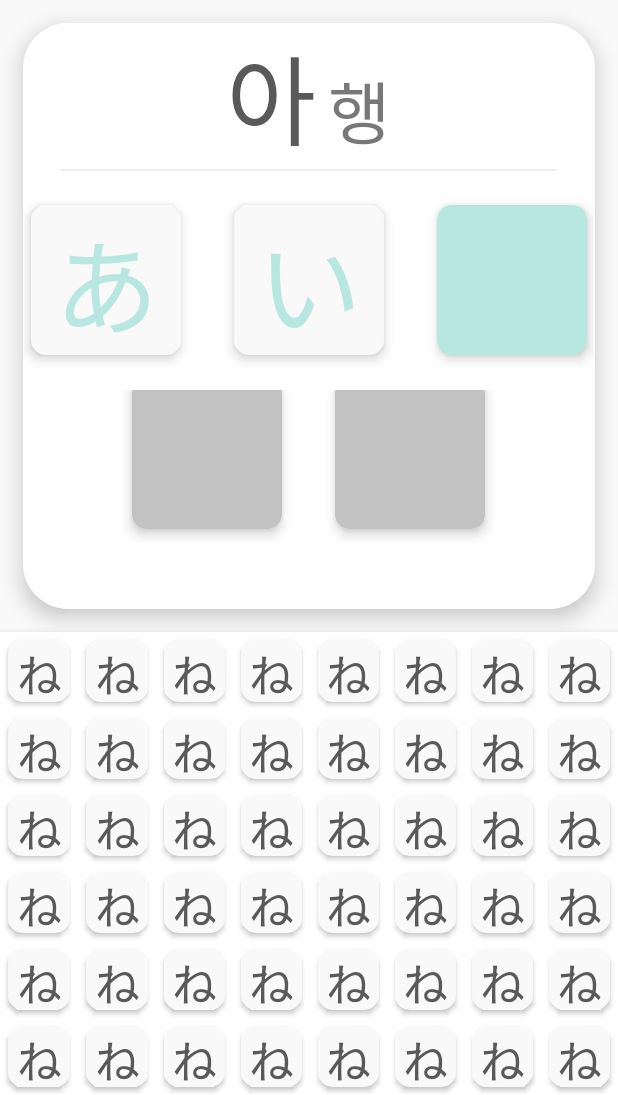
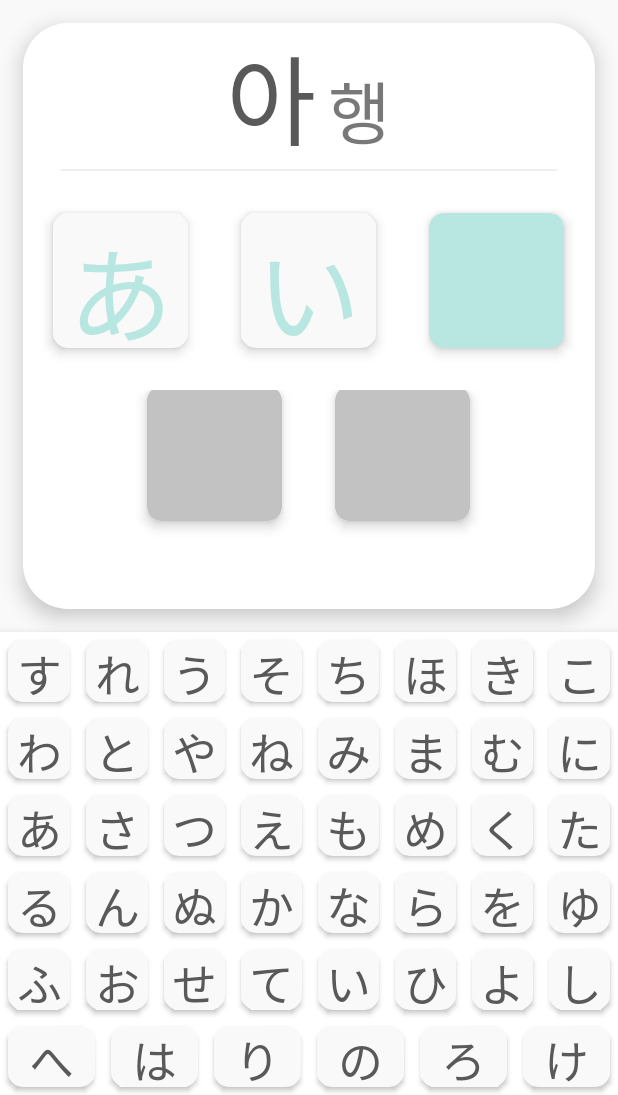
Before and after one commit to roncan1/Aragada, an Android app: the TestActivity screen opened directly, with no data from a screen before it, on a phone screen of 412 x 824 dp, the part 141-1236 px from its top. Run offline under Robolectric (Android 15) with nearby library versions, the phone set to English and light mode, and no system bars.

Commit message:
btnOption 설정

```diff
--- a/app/src/main/java/com/portpolio/aragada/TestActivity.java
+++ b/app/src/main/java/com/portpolio/aragada/TestActivity.java
@@ -17,7 +17,9 @@ public class TestActivity extends AppCompatActivity {
     ImageView btn_search, btn_backHome;
     TextView tv_rowName;
     TextView[] tv_target = new TextView[5];
-    AppCompatButton[] option = new AppCompatButton[48];
+    AppCompatButton[] btnOption = new AppCompatButton[46];
+    int category;
+    String[] arrayOriginal = new String[46];
 
 
     @Override
@@ -50,7 +52,35 @@ public class TestActivity extends AppCompatActivity {
         });
     }
 
+    void initBtnOpt() {
+        int[] numbers = new int[46];
+        for(int insertCur = 0; insertCur < numbers.length ; insertCur++){
+            numbers[insertCur] = (int)(Math.random() * 46);
+            for(int searchCur = 0; searchCur < insertCur; searchCur ++){
+                if(numbers[insertCur] == numbers[searchCur]){
+                    insertCur--;
+                    break;
+                }
+            }
+        }
+
+        for (int i = 0; i < 46; i++) {
+            btnOption[i].setText(arrayOriginal[numbers[i]]);
+        }
+    }
+
     void init() {
+        Intent intent = getIntent();
+        category = intent.getIntExtra("category", 1);
+
+        if (category == 1) {
+            setHiragana();
+        } else if(category == 2) {
+            setGatakana();
+        } else {
+            finish();
+        }
+
         btn_backHome = (ImageView) findViewById(R.id.btn_backHome);
         btn_search = (ImageView) findViewById(R.id.btn_search);
         tv_rowName = (TextView) findViewById(R.id.tv_row_name);
@@ -59,57 +89,173 @@ public class TestActivity extends AppCompatActivity {
         tv_target[2] = (TextView) findViewById(R.id.tv_target3);
         tv_target[3] = (TextView) findViewById(R.id.tv_target4);
         tv_target[4] = (TextView) findViewById(R.id.tv_target5);
-        option[0] = (AppCompatButton) findViewById(R.id.btn_option1);
-        option[1] = (AppCompatButton) findViewById(R.id.btn_option2);
-        option[2] = (AppCompatButton) findViewById(R.id.btn_option3);
-        option[3] = (AppCompatButton) findViewById(R.id.btn_option4);
-        option[4] = (AppCompatButton) findViewById(R.id.btn_option5);
-        option[5] = (AppCompatButton) findViewById(R.id.btn_option6);
-        option[6] = (AppCompatButton) findViewById(R.id.btn_option7);
-        option[7] = (AppCompatButton) findViewById(R.id.btn_option8);
-        option[8] = (AppCompatButton) findViewById(R.id.btn_option9);
-        option[9] = (AppCompatButton) findViewById(R.id.btn_option10);
+        btnOption[0] = (AppCompatButton) findViewById(R.id.btn_option1);
+        btnOption[1] = (AppCompatButton) findViewById(R.id.btn_option2);
+        btnOption[2] = (AppCompatButton) findViewById(R.id.btn_option3);
+        btnOption[3] = (AppCompatButton) findViewById(R.id.btn_option4);
+        btnOption[4] = (AppCompatButton) findViewById(R.id.btn_option5);
+        btnOption[5] = (AppCompatButton) findViewById(R.id.btn_option6);
+        btnOption[6] = (AppCompatButton) findViewById(R.id.btn_option7);
+        btnOption[7] = (AppCompatButton) findViewById(R.id.btn_option8);
+        btnOption[8] = (AppCompatButton) findViewById(R.id.btn_option9);
+        btnOption[9] = (AppCompatButton) findViewById(R.id.btn_option10);
 
-        option[10] = (AppCompatButton) findViewById(R.id.btn_option11);
-        option[11] = (AppCompatButton) findViewById(R.id.btn_option12);
-        option[12] = (AppCompatButton) findViewById(R.id.btn_option13);
-        option[13] = (AppCompatButton) findViewById(R.id.btn_option14);
-        option[14] = (AppCompatButton) findViewById(R.id.btn_option15);
-        option[15] = (AppCompatButton) findViewById(R.id.btn_option16);
-        option[16] = (AppCompatButton) findViewById(R.id.btn_option17);
-        option[17] = (AppCompatButton) findViewById(R.id.btn_option18);
-        option[18] = (AppCompatButton) findViewById(R.id.btn_option19);
-        option[19] = (AppCompatButton) findViewById(R.id.btn_option20);
+        btnOption[10] = (AppCompatButton) findViewById(R.id.btn_option11);
+        btnOption[11] = (AppCompatButton) findViewById(R.id.btn_option12);
+        btnOption[12] = (AppCompatButton) findViewById(R.id.btn_option13);
+        btnOption[13] = (AppCompatButton) findViewById(R.id.btn_option14);
+        btnOption[14] = (AppCompatButton) findViewById(R.id.btn_option15);
+        btnOption[15] = (AppCompatButton) findViewById(R.id.btn_option16);
+        btnOption[16] = (AppCompatButton) findViewById(R.id.btn_option17);
+        btnOption[17] = (AppCompatButton) findViewById(R.id.btn_option18);
+        btnOption[18] = (AppCompatButton) findViewById(R.id.btn_option19);
+        btnOption[19] = (AppCompatButton) findViewById(R.id.btn_option20);
 
-        option[20] = (AppCompatButton) findViewById(R.id.btn_option21);
-        option[21] = (AppCompatButton) findViewById(R.id.btn_option22);
-        option[22] = (AppCompatButton) findViewById(R.id.btn_option23);
-        option[23] = (AppCompatButton) findViewById(R.id.btn_option24);
-        option[24] = (AppCompatButton) findViewById(R.id.btn_option25);
-        option[25] = (AppCompatButton) findViewById(R.id.btn_option26);
-        option[26] = (AppCompatButton) findViewById(R.id.btn_option27);
-        option[27] = (AppCompatButton) findViewById(R.id.btn_option28);
-        option[28] = (AppCompatButton) findViewById(R.id.btn_option29);
-        option[29] = (AppCompatButton) findViewById(R.id.btn_option30);
+        btnOption[20] = (AppCompatButton) findViewById(R.id.btn_option21);
+        btnOption[21] = (AppCompatButton) findViewById(R.id.btn_option22);
+        btnOption[22] = (AppCompatButton) findViewById(R.id.btn_option23);
+        btnOption[23] = (AppCompatButton) findViewById(R.id.btn_option24);
+        btnOption[24] = (AppCompatButton) findViewById(R.id.btn_option25);
+        btnOption[25] = (AppCompatButton) findViewById(R.id.btn_option26);
+        btnOption[26] = (AppCompatButton) findViewById(R.id.btn_option27);
+        btnOption[27] = (AppCompatButton) findViewById(R.id.btn_option28);
+        btnOption[28] = (AppCompatButton) findViewById(R.id.btn_option29);
+        btnOption[29] = (AppCompatButton) findViewById(R.id.btn_option30);
 
-        option[30] = (AppCompatButton) findViewById(R.id.btn_option31);
-        option[31] = (AppCompatButton) findViewById(R.id.btn_option32);
-        option[32] = (AppCompatButton) findViewById(R.id.btn_option33);
-        option[33] = (AppCompatButton) findViewById(R.id.btn_option34);
-        option[34] = (AppCompatButton) findViewById(R.id.btn_option35);
-        option[35] = (AppCompatButton) findViewById(R.id.btn_option36);
-        option[36] = (AppCompatButton) findViewById(R.id.btn_option37);
-        option[37] = (AppCompatButton) findViewById(R.id.btn_option38);
-        option[38] = (AppCompatButton) findViewById(R.id.btn_option39);
-        option[39] = (AppCompatButton) findViewById(R.id.btn_option40);
+        btnOption[30] = (AppCompatButton) findViewById(R.id.btn_option31);
+        btnOption[31] = (AppCompatButton) findViewById(R.id.btn_option32);
+        btnOption[32] = (AppCompatButton) findViewById(R.id.btn_option33);
+        btnOption[33] = (AppCompatButton) findViewById(R.id.btn_option34);
+        btnOption[34] = (AppCompatButton) findViewById(R.id.btn_option35);
+        btnOption[35] = (AppCompatButton) findViewById(R.id.btn_option36);
+        btnOption[36] = (AppCompatButton) findViewById(R.id.btn_option37);
+        btnOption[37] = (AppCompatButton) findViewById(R.id.btn_option38);
+        btnOption[38] = (AppCompatButton) findViewById(R.id.btn_option39);
+        btnOption[39] = (AppCompatButton) findViewById(R.id.btn_option40);
 
-        option[40] = (AppCompatButton) findViewById(R.id.btn_option41);
-        option[41] = (AppCompatButton) findViewById(R.id.btn_option42);
-        option[42] = (AppCompatButton) findViewById(R.id.btn_option43);
-        option[43] = (AppCompatButton) findViewById(R.id.btn_option44);
-        option[44] = (AppCompatButton) findViewById(R.id.btn_option45);
-        option[45] = (AppCompatButton) findViewById(R.id.btn_option46);
-        option[46] = (AppCompatButton) findViewById(R.id.btn_option47);
-        option[47] = (AppCompatButton) findViewById(R.id.btn_option48);
+        btnOption[40] = (AppCompatButton) findViewById(R.id.btn_option41);
+        btnOption[41] = (AppCompatButton) findViewById(R.id.btn_option42);
+        btnOption[42] = (AppCompatButton) findViewById(R.id.btn_option43);
+        btnOption[43] = (AppCompatButton) findViewById(R.id.btn_option44);
+        btnOption[44] = (AppCompatButton) findViewById(R.id.btn_option45);
+        btnOption[45] = (AppCompatButton) findViewById(R.id.btn_option46);
+
+        initBtnOpt(); // 버튼 세팅
+    }
+
+    void setHiragana() {
+        arrayOriginal[0] = "あ";
+        arrayOriginal[1] = "い";
+        arrayOriginal[2] = "う";
+        arrayOriginal[3] = "え";
+        arrayOriginal[4] = "お";
+
+        arrayOriginal[5] = "か";
+        arrayOriginal[6] = "き";
+        arrayOriginal[7] = "く";
+        arrayOriginal[8] = "け";
+        arrayOriginal[9] = "こ";
+
+        arrayOriginal[10] = "さ";
+        arrayOriginal[11] = "し";
+        arrayOriginal[12] = "す";
+        arrayOriginal[13] = "せ";
+        arrayOriginal[14] = "そ";
+
+        arrayOriginal[15] = "た";
+        arrayOriginal[16] = "ち";
+        arrayOriginal[17] = "つ";
+        arrayOriginal[18] = "て";
+        arrayOriginal[19] = "と";
+
+        arrayOriginal[20] = "な";
+        arrayOriginal[21] = "に";
+        arrayOriginal[22] = "ぬ";
+        arrayOriginal[23] = "ね";
+        arrayOriginal[24] = "の";
+
+        arrayOriginal[25] = "は";
+        arrayOriginal[26] = "ひ";
+        arrayOriginal[27] = "ふ";
+        arrayOriginal[28] = "へ";
+        arrayOriginal[29] = "ほ";
+
+        arrayOriginal[30] = "ま";
+        arrayOriginal[31] = "み";
+        arrayOriginal[32] = "む";
+        arrayOriginal[33] = "め";
+        arrayOriginal[34] = "も";
+
+        arrayOriginal[35] = "や";
+        arrayOriginal[36] = "ゆ";
+        arrayOriginal[37] = "よ";
+
+        arrayOriginal[38] = "ら";
+        arrayOriginal[39] = "り";
+        arrayOriginal[40] = "る";
+        arrayOriginal[41] = "れ";
+        arrayOriginal[42] = "ろ";
+
+        arrayOriginal[43] = "わ";
+        arrayOriginal[44] = "を";
+        arrayOriginal[45] = "ん";
+    }
+
+    void setGatakana() {
+        arrayOriginal[0] = "ア";
+        arrayOriginal[1] = "イ";
+        arrayOriginal[2] = "ウ";
+        arrayOriginal[3] = "エ";
+        arrayOriginal[4] = "オ";
+
+        arrayOriginal[5] = "カ";
+        arrayOriginal[6] = "キ";
+        arrayOriginal[7] = "ク";
+        arrayOriginal[8] = "ケ";
+        arrayOriginal[9] = "コ";
+
+        arrayOriginal[10] = "サ";
+        arrayOriginal[11] = "シ";
+        arrayOriginal[12] = "ス";
+        arrayOriginal[13] = "セ";
+        arrayOriginal[14] = "ソ";
+
+        arrayOriginal[15] = "タ";
+        arrayOriginal[16] = "チ";
+        arrayOriginal[17] = "ツ";
+        arrayOriginal[18] = "テ";
+        arrayOriginal[19] = "ト";
+
+        arrayOriginal[20] = "ナ";
+        arrayOriginal[21] = "ニ";
+        arrayOriginal[22] = "ヌ";
+        arrayOriginal[23] = "ネ";
+        arrayOriginal[24] = "ノ";
+
+        arrayOriginal[25] = "ハ";
+        arrayOriginal[26] = "ヒ";
+        arrayOriginal[27] = "フ";
+        arrayOriginal[28] = "ヘ";
+        arrayOriginal[29] = "ホ";
+
+        arrayOriginal[30] = "マ";
+        arrayOriginal[31] = "ミ";
+        arrayOriginal[32] = "ム";
+        arrayOriginal[33] = "メ";
+        arrayOriginal[34] = "モ";
+
+        arrayOriginal[35] = "ヤ";
+        arrayOriginal[36] = "ユ";
+        arrayOriginal[37] = "ヨ";
+
+        arrayOriginal[38] = "ラ";
+        arrayOriginal[39] = "リ";
+        arrayOriginal[40] = "ル";
+        arrayOriginal[41] = "レ";
+        arrayOriginal[42] = "ロ";
+
+        arrayOriginal[43] = "ワ";
+        arrayOriginal[44] = "ヲ";
+        arrayOriginal[45] = "ン";
     }
 }
--- a/app/src/main/res/layout/activity_test.xml
+++ b/app/src/main/res/layout/activity_test.xml
@@ -116,8 +116,8 @@
 
                 <TextView
                     android:id="@+id/tv_target1"
-                    android:layout_width="100dp"
-                    android:layout_height="100dp"
+                    android:layout_width="90dp"
+                    android:layout_height="90dp"
                     android:layout_marginTop="15dp"
                     android:layout_marginRight="15dp"
                     android:layout_marginBottom="15dp"
@@ -131,8 +131,8 @@
 
                 <TextView
                     android:id="@+id/tv_target2"
-                    android:layout_width="100dp"
-                    android:layout_height="100dp"
+                    android:layout_width="90dp"
+                    android:layout_height="90dp"
                     android:layout_marginLeft="20dp"
                     android:layout_marginTop="15dp"
                     android:layout_marginRight="20dp"
@@ -147,8 +147,8 @@
 
                 <TextView
                     android:id="@+id/tv_target3"
-                    android:layout_width="100dp"
-                    android:layout_height="100dp"
+                    android:layout_width="90dp"
+                    android:layout_height="90dp"
                     android:layout_marginLeft="15dp"
                     android:layout_marginTop="15dp"
                     android:layout_marginBottom="15dp"
@@ -171,8 +171,8 @@
                 >
                 <TextView
                     android:id="@+id/tv_target4"
-                    android:layout_width="100dp"
-                    android:layout_height="100dp"
+                    android:layout_width="90dp"
+                    android:layout_height="90dp"
                     android:layout_marginRight="17dp"
                     android:layout_marginBottom="15dp"
                     android:background="@drawable/test_unresolved"
@@ -184,8 +184,8 @@
 
                 <TextView
                     android:id="@+id/tv_target5"
-                    android:layout_width="100dp"
-                    android:layout_height="100dp"
+                    android:layout_width="90dp"
+                    android:layout_height="90dp"
                     android:layout_marginLeft="18dp"
                     android:layout_marginBottom="15dp"
                     android:background="@drawable/test_unresolved"
@@ -841,31 +841,6 @@
                     android:textColor="#595959"
                     android:textSize="30dp" />
 
-                <androidx.appcompat.widget.AppCompatButton
-                    android:id="@+id/btn_option47"
-                    android:layout_width="match_parent"
-                    android:layout_height="match_parent"
-                    android:layout_weight="1"
-                    android:layout_margin="5dp"
-                    android:background="@drawable/test_option"
-                    android:elevation="1dp"
-                    android:fontFamily="@font/godo"
-                    android:text="ね"
-                    android:textColor="#595959"
-                    android:textSize="30dp" />
-
-                <androidx.appcompat.widget.AppCompatButton
-                    android:id="@+id/btn_option48"
-                    android:layout_width="match_parent"
-                    android:layout_height="match_parent"
-                    android:layout_weight="1"
-                    android:layout_margin="5dp"
-                    android:background="@drawable/test_option"
-                    android:elevation="1dp"
-                    android:fontFamily="@font/godo"
-                    android:text="ね"
-                    android:textColor="#595959"
-                    android:textSize="30dp" />
             </LinearLayout>
         </LinearLayout>
 
```
